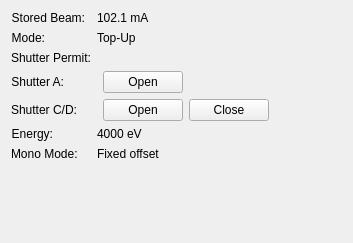
spc-group/haven, file firefly/status.ui: the form before one commit.
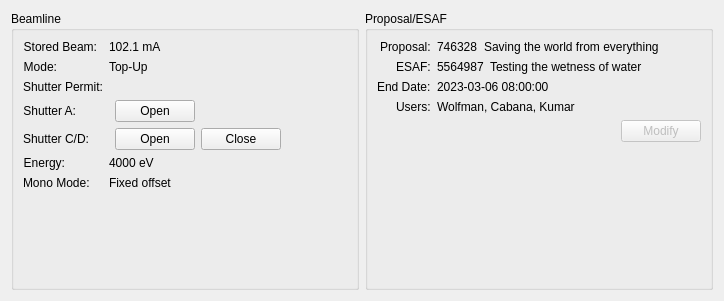
The form after the commit. Custom widgets are drawn as their Qt base class.

Commit message: BSS widgets in the main Firefly status window.

The edit to the form file:
```diff
--- a/firefly/status.ui
+++ b/firefly/status.ui
@@ -6,13 +6,19 @@
    <rect>
     <x>0</x>
     <y>0</y>
-    <width>353</width>
-    <height>243</height>
+    <width>724</width>
+    <height>301</height>
    </rect>
   </property>
   <property name="windowTitle">
    <string>Beamline Status</string>
   </property>
+  <layout class="QHBoxLayout" name="horizontalLayout_3">
+   <item>
+    <widget class="QGroupBox" name="groupBox">
+     <property name="title">
+      <string>Beamline</string>
+     </property>
   <layout class="QVBoxLayout" name="verticalLayout">
    <item>
     <layout class="QFormLayout" name="formLayout">
@@ -405,6 +411,203 @@
    </item>
   </layout>
  </widget>
+   </item>
+   <item>
+    <widget class="QGroupBox" name="groupBox_2">
+     <property name="title">
+      <string>Proposal/ESAF</string>
+     </property>
+     <layout class="QVBoxLayout" name="verticalLayout_2">
+      <item>
+       <layout class="QFormLayout" name="formLayout_2">
+        <property name="labelAlignment">
+         <set>Qt::AlignRight|Qt::AlignTrailing|Qt::AlignVCenter</set>
+        </property>
+        <item row="0" column="0">
+         <widget class="QLabel" name="label">
+          <property name="text">
+           <string>Proposal:</string>
+          </property>
+         </widget>
+        </item>
+        <item row="0" column="1">
+         <layout class="QHBoxLayout" name="horizontalLayout_4">
+          <property name="spacing">
+           <number>6</number>
+          </property>
+          <item>
+           <widget class="PyDMLabel" name="PyDMLabel">
+            <property name="toolTip">
+             <string/>
+            </property>
+            <property name="text">
+             <string>746328</string>
+            </property>
+            <property name="channel" stdset="0">
+             <string>${P_BSS}proposal:proposal_id</string>
+            </property>
+           </widget>
+          </item>
+          <item>
+           <widget class="PyDMLabel" name="PyDMLabel_2">
+            <property name="sizePolicy">
+             <sizepolicy hsizetype="Expanding" vsizetype="Preferred">
+              <horstretch>0</horstretch>
+              <verstretch>0</verstretch>
+             </sizepolicy>
+            </property>
+            <property name="toolTip">
+             <string/>
+            </property>
+            <property name="text">
+             <string>Saving the world from everything</string>
+            </property>
+            <property name="channel" stdset="0">
+             <string>${P_BSS}proposal:title</string>
+            </property>
+           </widget>
+          </item>
+         </layout>
+        </item>
+        <item row="1" column="0">
+         <widget class="QLabel" name="label_2">
+          <property name="text">
+           <string>ESAF:</string>
+          </property>
+         </widget>
+        </item>
+        <item row="1" column="1">
+         <layout class="QHBoxLayout" name="horizontalLayout_5">
+          <property name="spacing">
+           <number>6</number>
+          </property>
+          <item>
+           <widget class="PyDMLabel" name="PyDMLabel_4">
+            <property name="toolTip">
+             <string/>
+            </property>
+            <property name="text">
+             <string>5564987</string>
+            </property>
+            <property name="channel" stdset="0">
+             <string>${P_BSS}esaf:esaf_id</string>
+            </property>
+           </widget>
+          </item>
+          <item>
+           <widget class="PyDMLabel" name="PyDMLabel_3">
+            <property name="sizePolicy">
+             <sizepolicy hsizetype="Expanding" vsizetype="Preferred">
+              <horstretch>0</horstretch>
+              <verstretch>0</verstretch>
+             </sizepolicy>
+            </property>
+            <property name="toolTip">
+             <string/>
+            </property>
+            <property name="text">
+             <string>Testing the wetness of water</string>
+            </property>
+            <property name="channel" stdset="0">
+             <string>${P_BSS}esaf:esaf_title</string>
+            </property>
+           </widget>
+          </item>
+         </layout>
+        </item>
+        <item row="2" column="0">
+         <widget class="QLabel" name="label_3">
+          <property name="text">
+           <string>End Date:</string>
+          </property>
+         </widget>
+        </item>
+        <item row="2" column="1">
+         <widget class="PyDMDateTimeLabel" name="PyDMDateTimeLabel">
+          <property name="toolTip">
+           <string/>
+          </property>
+          <property name="frameShape">
+           <enum>QFrame::NoFrame</enum>
+          </property>
+          <property name="text">
+           <string>2023-03-06 08:00:00</string>
+          </property>
+          <property name="channel" stdset="0">
+           <string>${P_BSS}esaf:endDate</string>
+          </property>
+         </widget>
+        </item>
+        <item row="3" column="1">
+         <widget class="PyDMLabel" name="PyDMLabel_6">
+          <property name="toolTip">
+           <string/>
+          </property>
+          <property name="text">
+           <string>Wolfman, Cabana, Kumar</string>
+          </property>
+          <property name="channel" stdset="0">
+           <string>${P_BSS}esaf:users</string>
+          </property>
+         </widget>
+        </item>
+        <item row="3" column="0">
+         <widget class="QLabel" name="label_4">
+          <property name="text">
+           <string>Users:</string>
+          </property>
+         </widget>
+        </item>
+       </layout>
+      </item>
+      <item>
+       <layout class="QHBoxLayout" name="horizontalLayout_6">
+        <item>
+         <spacer name="horizontalSpacer_3">
+          <property name="orientation">
+           <enum>Qt::Horizontal</enum>
+          </property>
+          <property name="sizeHint" stdset="0">
+           <size>
+            <width>40</width>
+            <height>20</height>
+           </size>
+          </property>
+         </spacer>
+        </item>
+        <item>
+         <widget class="PyDMPushButton" name="PyDMPushButton">
+          <property name="enabled">
+           <bool>false</bool>
+          </property>
+          <property name="toolTip">
+           <string/>
+          </property>
+          <property name="text">
+           <string>Modify</string>
+          </property>
+         </widget>
+        </item>
+       </layout>
+      </item>
+      <item>
+       <spacer name="verticalSpacer_2">
+        <property name="orientation">
+         <enum>Qt::Vertical</enum>
+        </property>
+        <property name="sizeHint" stdset="0">
+         <size>
+          <width>20</width>
+          <height>40</height>
+         </size>
+        </property>
+       </spacer>
+      </item>
+     </layout>
+    </widget>
+   </item>
+  </layout>
+ </widget>
  <customwidgets>
   <customwidget>
    <class>PyDMLabel</class>
@@ -416,6 +619,11 @@
    <extends>QWidget</extends>
    <header>pydm.widgets.byte</header>
   </customwidget>
+  <customwidget>
+   <class>PyDMDateTimeLabel</class>
+   <extends>QLabel</extends>
+   <header>pydm.widgets.datetime</header>
+  </customwidget>
   <customwidget>
    <class>PyDMPushButton</class>
    <extends>QPushButton</extends>
```
Lines whose indentation alone changed are shown as unchanged. The commit also changes 2 other files.
